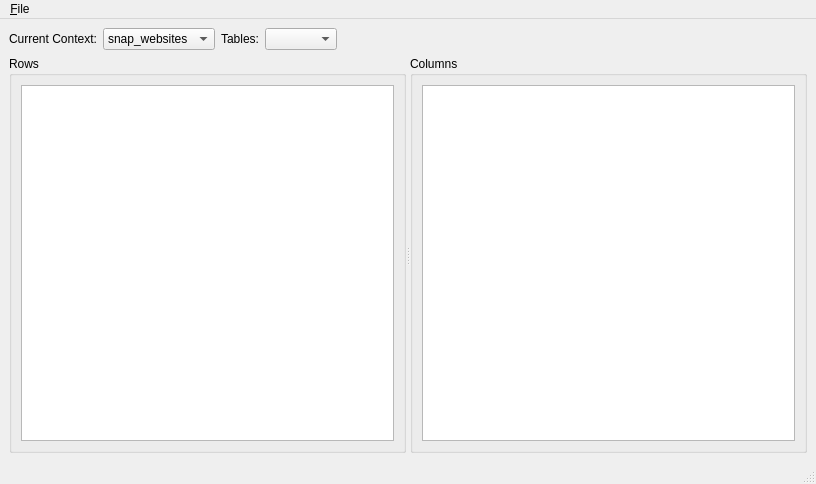
Above: cassview/src/MainWindow.ui from m2osw/snapcpp before the change. Below: the same form after it.
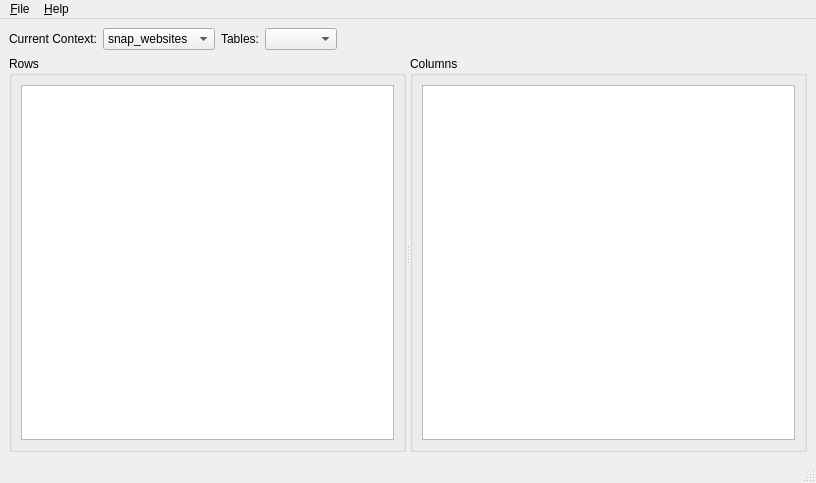
That is the form after the change. Icons and pictures are not drawn.

Patch:
```diff
--- a/cassview/src/MainWindow.ui
+++ b/cassview/src/MainWindow.ui
@@ -7,7 +7,7 @@
     <x>0</x>
     <y>0</y>
     <width>816</width>
-    <height>484</height>
+    <height>483</height>
    </rect>
   </property>
   <property name="windowTitle">
@@ -125,7 +125,15 @@
     <addaction name="separator"/>
     <addaction name="action_Quit"/>
    </widget>
+   <widget class="QMenu" name="menu_Helpo">
+    <property name="title">
+     <string>&amp;Help</string>
+    </property>
+    <addaction name="action_About"/>
+    <addaction name="action_AboutQt"/>
+   </widget>
    <addaction name="menu_File"/>
+   <addaction name="menu_Helpo"/>
   </widget>
   <widget class="QStatusBar" name="statusbar"/>
   <action name="action_Settings">
```
Left out of the diff: 22 changed lines with no effect on the pictures.
